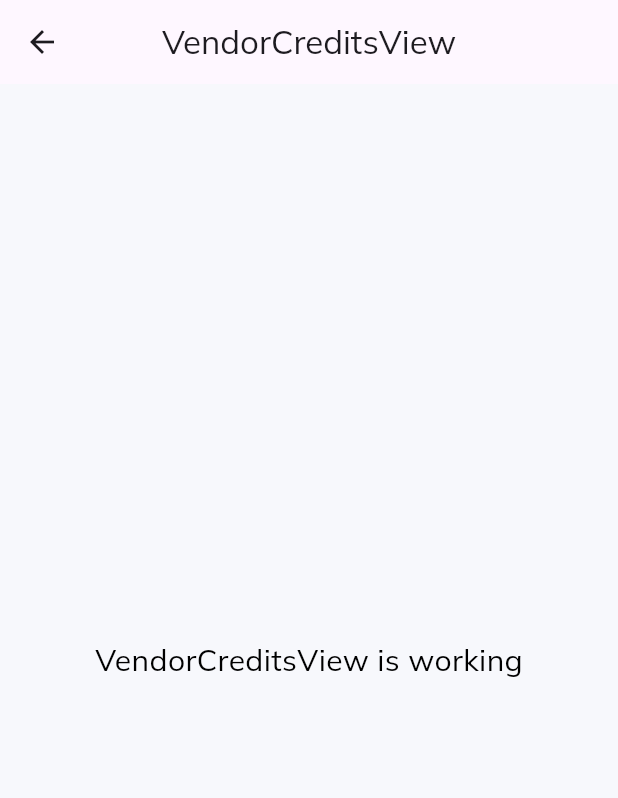
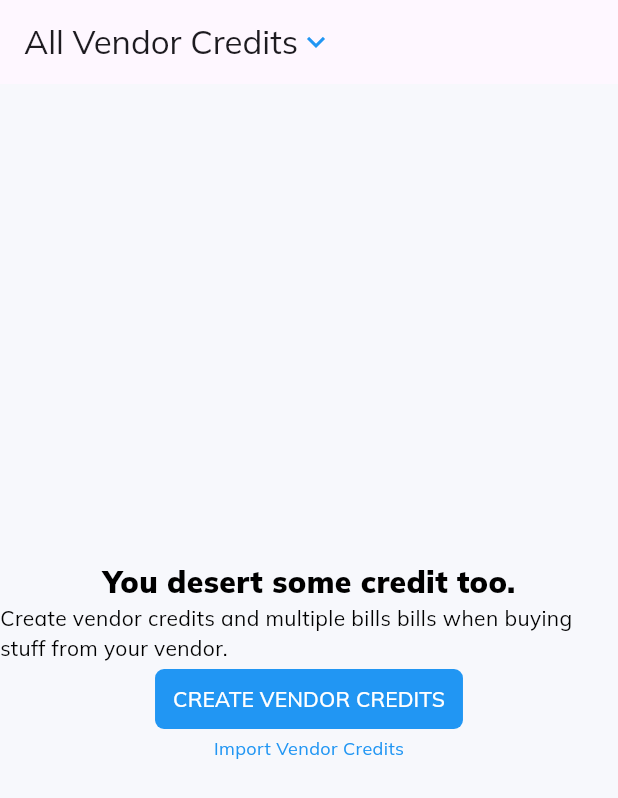
Before and after one commit to DinuchDev/vet-inventory-management, a Flutter app: the VendorCreditsView screen opened directly, on a phone screen of 412 x 824 dp. Shown: the top 798 px of the screen. Run offline on Flutter 3.47's test engine with Material 3 defaults, Android fonts, the phone set to English and light mode, and no system bars; our stand-ins replace charts_flutter, data_table_2, get, google_fonts.

Commit message:
feat(purchases):vendor_credits

```diff
--- a/lib/app/modules/purchases/vendor_credits/views/vendor_credits_view.dart
+++ b/lib/app/modules/purchases/vendor_credits/views/vendor_credits_view.dart
@@ -6,17 +6,73 @@ import '../controllers/vendor_credits_controller.dart';
 
 class VendorCreditsView extends GetView<VendorCreditsController> {
   const VendorCreditsView({super.key});
+
   @override
   Widget build(BuildContext context) {
     return Scaffold(
       appBar: AppBar(
-        title: const Text('VendorCreditsView'),
-        centerTitle: true,
+        automaticallyImplyLeading: false,
+        title: Row(
+          children: [
+            Text('All Vendor Credits'),
+            Icon(Icons.keyboard_arrow_down_outlined, color: Colors.blue)
+          ],
+        ),
+        // actions: [
+        //   Row(
+        //     children: [
+        //       TextButton(
+        //         onPressed: () {},
+        //         style: TextButton.styleFrom(
+        //           backgroundColor: Colors.blue,
+        //           shape: RoundedRectangleBorder(
+        //             borderRadius:
+        //                 BorderRadius.circular(6), // Adjust the radius
+        //           ),
+        //         ),
+        //         child: Row(
+        //           children: [
+        //             Icon(Icons.add, color: Colors.white),
+        //             const Text(
+        //               'NEW',
+        //               style: TextStyle(color: Colors.white),
+        //             ),
+        //           ],
+        //         ),
+        //       ),
+        //     ],
+        //   )
+        // ],
       ),
-      body: const Center(
-        child: Text(
-          'VendorCreditsView is working',
-          style: TextStyle(fontSize: 20),
+      body: Center(
+        child: Column(
+          mainAxisAlignment: MainAxisAlignment.center,
+          children: [
+            const Text(
+              'You desert some credit too.',
+              style: TextStyle(fontSize: 20, fontWeight: FontWeight.w900),
+            ),
+            const Text(
+              'Create vendor credits and multiple bills bills when buying stuff from your vendor.',
+            ),
+            TextButton(
+              onPressed: () {},
+              style: TextButton.styleFrom(
+                backgroundColor: Colors.blue,
+                shape: RoundedRectangleBorder(
+                  borderRadius: BorderRadius.circular(6), // Adjust the radius
+                ),
+              ),
+              child: const Text(
+                'CREATE VENDOR CREDITS',
+                style: TextStyle(color: Colors.white),
+              ),
+            ),
+            const Text(
+              'Import Vendor Credits',
+              style: TextStyle(fontSize: 12, color: Colors.blue),
+            ),
+          ],
         ),
       ),
     );
```
